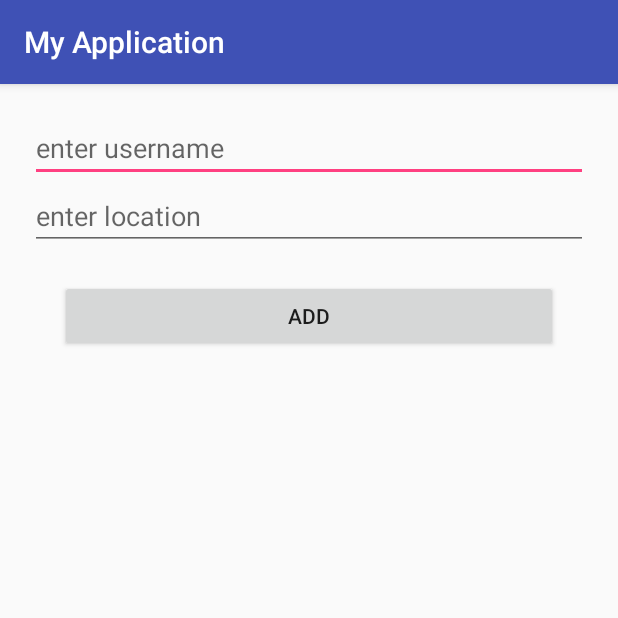
After one commit to hangng/java_project, an Android app: the SQLLite screen opened directly, with no data from a screen before it, on a phone screen of 412 x 824 dp, the top half of it. The commit adds this screen. Run offline under Robolectric (Android 15) with nearby library versions, the phone set to English and light mode, and no system bars.

Commit message:
changes - implement SQLLite

```diff
--- a/app/build.gradle
+++ b/app/build.gradle
@@ -36,6 +36,7 @@ dependencies {
     implementation 'androidx.constraintlayout:constraintlayout:1.1.3'
     implementation 'androidx.legacy:legacy-support-v4:1.0.0'
     implementation 'com.google.firebase:firebase-ml-vision:18.0.1'
+    implementation 'com.google.firebase:firebase-auth:21.1.0'
     testImplementation 'junit:junit:4.12'
     androidTestImplementation 'androidx.test.ext:junit:1.1.1'
     androidTestImplementation 'androidx.test.espresso:espresso-core:3.1.0'
--- a/app/src/main/AndroidManifest.xml
+++ b/app/src/main/AndroidManifest.xml
@@ -23,6 +23,9 @@
         android:roundIcon="@mipmap/ic_launcher_round"
         android:supportsRtl="true"
         android:theme="@style/AppTheme">
+        <activity
+            android:name=".SQLLite"
+            android:exported="false" />
         <activity
             android:name=".BluetoothActivity"
             android:exported="false" />
--- /dev/null
+++ b/app/src/main/java/com/example/n3333/myapplication/SQLLite.java
@@ -0,0 +1,44 @@
+package com.example.n3333.myapplication;
+
+import androidx.appcompat.app.AppCompatActivity;
+
+import android.content.ContentValues;
+import android.content.Context;
+import android.database.Cursor;
+import android.database.sqlite.SQLiteDatabase;
+import android.os.Bundle;
+import android.util.Log;
+import android.view.View;
+import android.widget.Button;
+import android.widget.EditText;
+
+import com.example.n3333.myapplication.datahelper.MyDatabaseHelper;
+
+public class SQLLite extends AppCompatActivity implements View.OnClickListener {
+    private MyDatabaseHelper dbHelper;
+
+    private EditText etUsername, etLocation;
+    private Button btnAdd;
+
+    @Override
+    protected void onCreate(Bundle savedInstanceState) {
+        super.onCreate(savedInstanceState);
+        setContentView(R.layout.activity_sql_lite);
+
+        etUsername = findViewById(R.id.et_user_name);
+        etLocation = findViewById(R.id.et_location);
+        btnAdd = findViewById(R.id.btn_add);
+
+        btnAdd.setOnClickListener(this);
+
+    }
+
+
+    @Override
+    public void onClick(View view) {
+        if (view == btnAdd) {
+            dbHelper = new MyDatabaseHelper(this);
+            dbHelper.addUser(etUsername.getText().toString(), etLocation.getText().toString());
+        }
+    }
+}
--- /dev/null
+++ b/app/src/main/res/layout/activity_sql_lite.xml
@@ -0,0 +1,31 @@
+<?xml version="1.0" encoding="utf-8"?>
+<LinearLayout xmlns:android="http://schemas.android.com/apk/res/android"
+    xmlns:app="http://schemas.android.com/apk/res-auto"
+    xmlns:tools="http://schemas.android.com/tools"
+    android:layout_width="match_parent"
+    android:layout_height="match_parent"
+    android:layout_margin="20dp"
+    android:orientation="vertical"
+    tools:context=".SQLLite">
+
+    <EditText
+        android:id="@+id/et_user_name"
+        android:layout_width="match_parent"
+        android:layout_height="wrap_content"
+        android:hint="enter username" />
+
+    <EditText
+        android:id="@+id/et_location"
+        android:layout_width="match_parent"
+        android:layout_height="wrap_content"
+        android:hint="enter location" />
+
+    <Button
+        android:id="@+id/btn_add"
+        android:layout_width="match_parent"
+        android:layout_height="wrap_content"
+        android:layout_margin="20dp"
+        android:text="Add" />
+
+
+</LinearLayout>
```
Also changed, not shown: app/src/main/java/com/example/n3333/myapplication/MainActivity.java (+3 -31 lines), app/src/main/java/com/example/n3333/myapplication/MyDatabaseHelper.java (deleted, +0 -24 lines), app/src/main/java/com/example/n3333/myapplication/datahelper/MyDatabaseHelper.java (added, +94 -0 lines).
